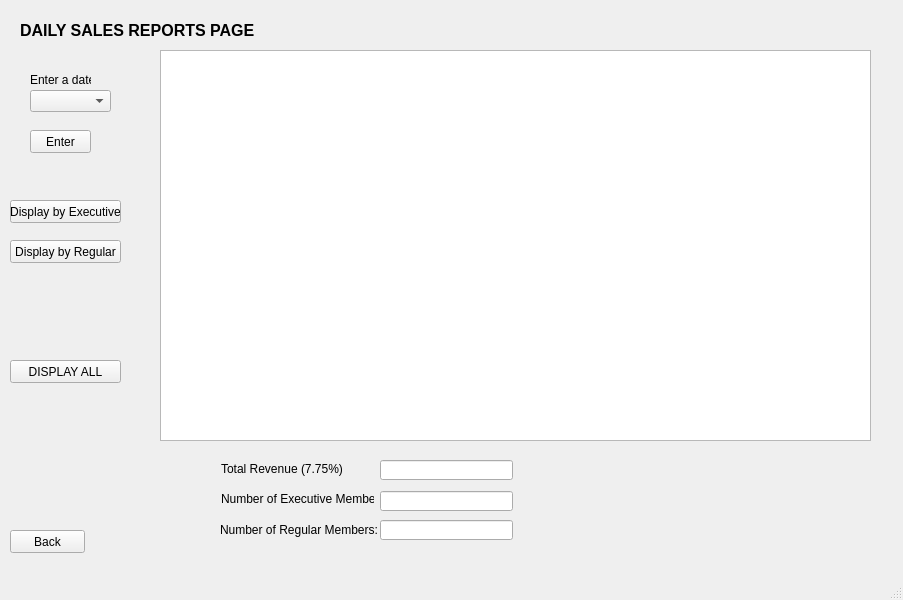
Old version of the form storemanagerpage.ui in the repository MHJBEAST1101/CS1C-Project-2-Bulk-Club.
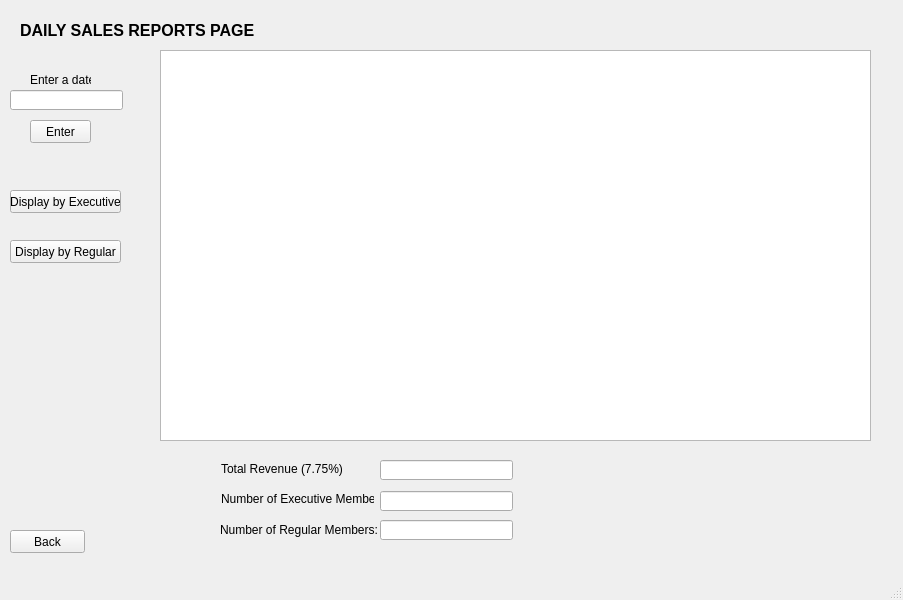
New version of the form. The open tabs and pages were chosen to show the change.

What changed in the file:
```diff
--- a/storemanagerpage.ui
+++ b/storemanagerpage.ui
@@ -141,11 +141,21 @@
        <string>Enter a date:</string>
       </property>
      </widget>
+     <widget class="QLineEdit" name="dateLineEdit">
+      <property name="geometry">
+       <rect>
+        <x>10</x>
+        <y>90</y>
+        <width>113</width>
+        <height>20</height>
+       </rect>
+      </property>
+     </widget>
      <widget class="QPushButton" name="dateEnterBtn">
       <property name="geometry">
        <rect>
         <x>30</x>
-        <y>130</y>
+        <y>120</y>
         <width>61</width>
         <height>23</height>
        </rect>
@@ -181,7 +191,7 @@
       <property name="geometry">
        <rect>
         <x>10</x>
-        <y>200</y>
+        <y>190</y>
         <width>111</width>
         <height>23</height>
        </rect>
@@ -249,29 +259,6 @@
        </rect>
       </property>
      </widget>
-     <widget class="QComboBox" name="dateComboBox">
-      <property name="geometry">
-       <rect>
-        <x>30</x>
-        <y>90</y>
-        <width>81</width>
-        <height>22</height>
-       </rect>
-      </property>
-     </widget>
-     <widget class="QPushButton" name="displayAllInfoBtn">
-      <property name="geometry">
-       <rect>
-        <x>10</x>
-        <y>360</y>
-        <width>111</width>
-        <height>23</height>
-       </rect>
-      </property>
-      <property name="text">
-       <string>DISPLAY ALL</string>
-      </property>
-     </widget>
     </widget>
     <widget class="QWidget" name="totalPurchasesPage">
      <widget class="QLabel" name="label_7">
```
Left out of the diff: 2 changed lines with no effect on the pictures.
